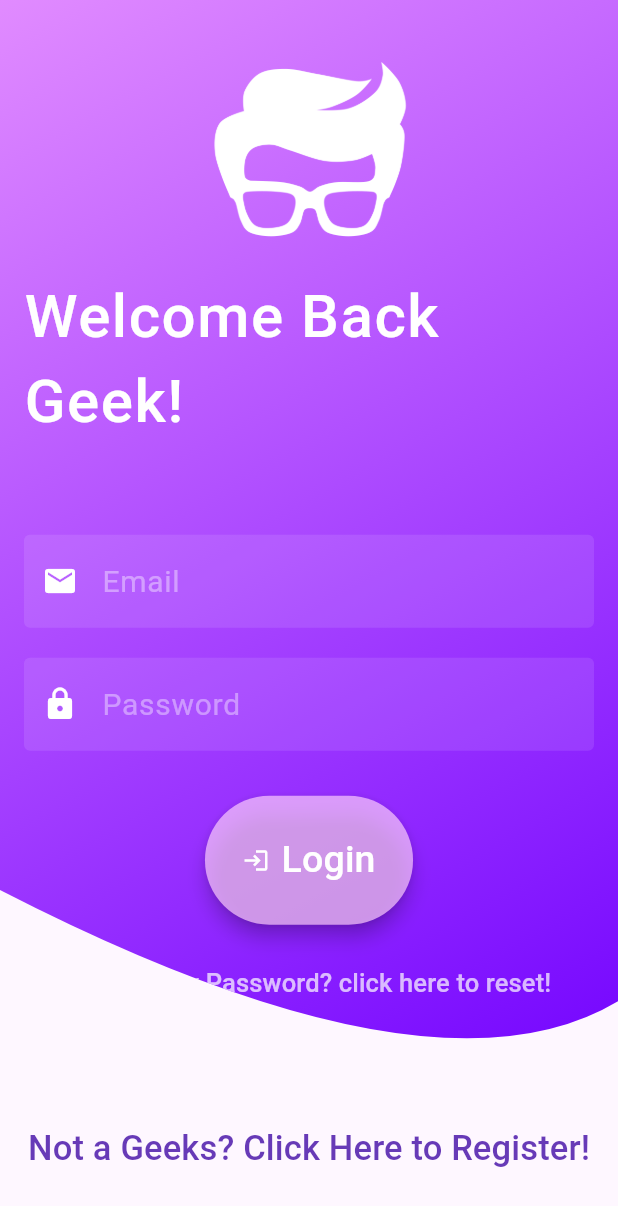
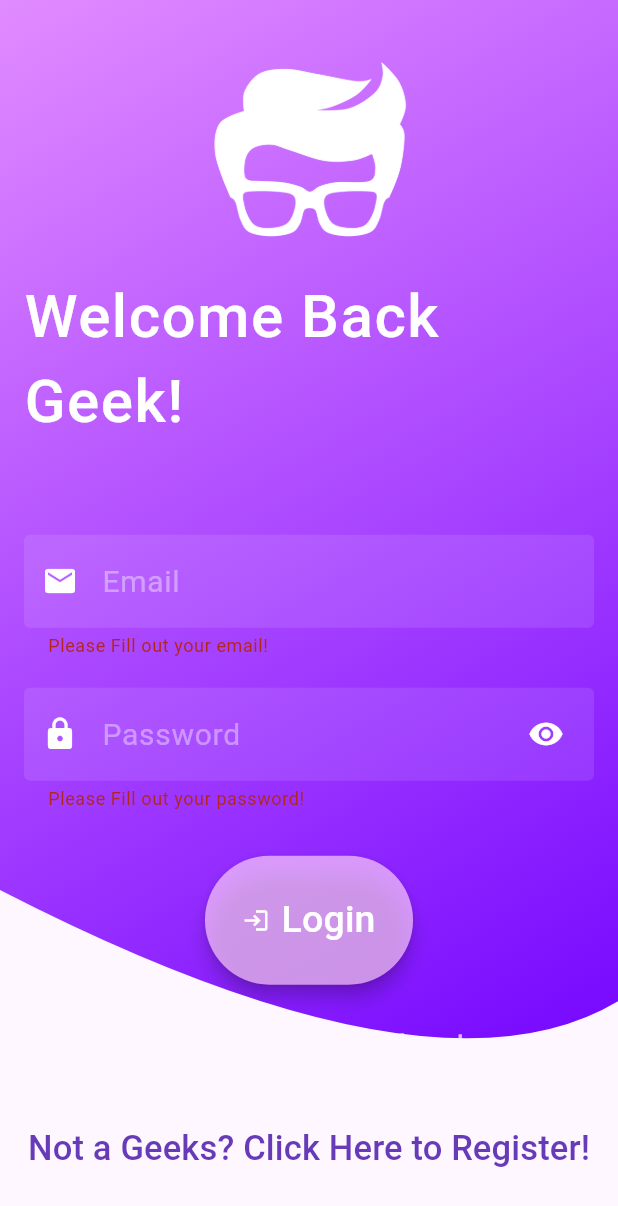
Before and after one commit to KuroiiDev/geeks_forUser, a Flutter app: the screen it shows after launch, after a tap on "Login", on a phone screen of 412 x 824 dp. Shown: the top 1206 px of the screen. Run offline on Flutter 3.47's test engine with Material 3 defaults, Android fonts, the phone set to English and light mode, and no system bars; our stand-ins replace dio, email_validator, get, get_storage, google_fonts, pretty_dio_logger; Roboto replaces fonts that are missing (Alata).

Commit message:
Re design login_view.dart dan login_controller.dart

```diff
--- a/lib/app/constant/endpoint.dart
+++ b/lib/app/data/constant/endpoint.dart
@@ -1,10 +1,12 @@
 class Endpoint {
-  //static const String baseUrlApi = "https://api-perpustakaan.abadjayasenantiasa.com/api/v1/user/";
+  static const String baseUrlApi = "http://192.168.1.12:8000/api/user/";
 
 
-  /*
+
   static const String register = "${baseUrlApi}register";
   static const String login = "${baseUrlApi}login";
+
+  /*
   static const String book = "${baseUrlApi}book";
   static const String koleksi = "${baseUrlApi}koleksi";
   static const String pinjam = "${baseUrlApi}pinjam";
--- /dev/null
+++ b/lib/app/data/model/response_login_post.dart
@@ -0,0 +1,28 @@
+/// status : true
+/// message : "Login Successfully"
+/// token : "6|bXd4QJ7xf7ojBrWZe0NlqSkHxydBoCtYyyoDq9zbb69da588"
+
+class ResponseLoginPost {
+  ResponseLoginPost({
+      this.status,
+      this.message,
+      this.token,});
+
+  ResponseLoginPost.fromJson(dynamic json) {
+    status = json['status'];
+    message = json['message'];
+    token = json['token'];
+  }
+  bool? status;
+  String? message;
+  String? token;
+
+  Map<String, dynamic> toJson() {
+    final map = <String, dynamic>{};
+    map['status'] = status;
+    map['message'] = message;
+    map['token'] = token;
+    return map;
+  }
+
+}
--- a/lib/app/provider/storage_provider.dart
+++ b/lib/app/data/provider/storage_provider.dart
@@ -25,4 +25,5 @@ class StorageProvider {
 class StorageKey {
   static const String status = "status";
   static const String idUser = "idUser";
+  static const String apiToken = "apiToken";
 }
--- a/lib/app/modules/login/controllers/login_controller.dart
+++ b/lib/app/modules/login/controllers/login_controller.dart
@@ -1,5 +1,15 @@
+import 'dart:developer';
+
 import 'package:flutter/cupertino.dart';
+import 'package:flutter/material.dart';
+import 'package:geek/app/data/model/response_login_post.dart';
 import 'package:get/get.dart';
+import 'package:dio/dio.dart' as dio;
+
+import '../../../data/constant/endpoint.dart';
+import '../../../data/provider/api_provider.dart';
+import '../../../data/provider/storage_provider.dart';
+import '../../../routes/app_pages.dart';
 
 class LoginController extends GetxController {
   final loading = false.obs;
@@ -16,6 +26,11 @@ class LoginController extends GetxController {
   @override
   void onReady() {
     super.onReady();
+    String status = StorageProvider.read(StorageKey.status);
+    log("status : $status");
+    if (status == "logged"){
+      Get.offAllNamed(Routes.HOME);
+    }
   }
 
   @override
@@ -23,5 +38,37 @@ class LoginController extends GetxController {
     super.onClose();
   }
 
-  void increment() => count.value++;
+  login() async {
+    loading(true);
+    try {
+      FocusScope.of(Get.context!).unfocus();
+      formKey.currentState?.save();
+      if (formKey.currentState!.validate()) {
+        final response = await ApiProvider.instance().post(Endpoint.login,data: dio.FormData.fromMap({
+          "email": emailController.text.toString(),
+          "password": passwordController.text.toString()}));
+        if (response.statusCode == 200) {
+          ResponseLoginPost responseLogin = ResponseLoginPost.fromJson(response.data);
+          await StorageProvider.write(StorageKey.idUser, responseLogin.token.toString());
+          await StorageProvider.write(StorageKey.status, "logged");
+          Get.snackbar("Success", "Login Success!", backgroundColor: Colors.green);
+          Get.offAllNamed(Routes.HOME);
+        } else {
+          Get.snackbar("Sorry", "Login Failed!", backgroundColor: Colors.orange);
+        }
+      }
+      loading(false);
+    }on dio.DioException catch(e) {
+      loading(false);
+      if (e.response != null){
+        if (e.response?.data != null){
+          Get.snackbar("Sorry", "${e.response?.data['message']}", backgroundColor: Colors.orange);
+        }
+      } else {
+        Get.snackbar("Sorry", e.message ?? "", backgroundColor: Colors.red);
+      }
+    }catch (e) {loading(false);
+    Get.snackbar("Error", e.toString(), backgroundColor: Colors.red);
+    }
+  }
 }
--- a/lib/app/modules/login/views/login_view.dart
+++ b/lib/app/modules/login/views/login_view.dart
@@ -1,5 +1,6 @@
 import 'package:flutter/material.dart';
 import 'package:geek/app/widgets/custom_clipper.dart';
+import 'package:email_validator/email_validator.dart';
 
 import 'package:get/get.dart';
 import 'package:google_fonts/google_fonts.dart';
@@ -122,16 +123,26 @@ class LoginView extends GetView<LoginController> {
       validator: (value){
         if (value!.isEmpty){
           return "Please Fill out your email!";
+        }else if (!EmailValidator.validate(value.toString())){
+          return "Invalid Email Address";
         }
         return null;
       },
     );
   }
   Widget _buildPasswordField(TextEditingController controller){
+    bool isObscured = true;
     return TextFormField(
       controller: controller,
       style: GoogleFonts.alata(color: Colors.white, fontSize: 20),
       decoration: InputDecoration(
+        suffixIcon: IconButton(
+          padding: EdgeInsets.symmetric(horizontal: 20.0),
+          icon: isObscured ? Icon(Icons.visibility, color: Colors.white,) : Icon(Icons.visibility_off, color: Colors.white,),
+          onPressed: () {
+            isObscured = !isObscured;
+          },
+        ),
         hintText: "Password",
         hintStyle: GoogleFonts.alata(color: Colors.white.withOpacity(0.4), fontSize: 20),
         prefixIcon: Icon(
@@ -153,7 +164,7 @@ class LoginView extends GetView<LoginController> {
   }
   Widget _BuildButtonLogin(){
     return ElevatedButton.icon(
-      onPressed: (){},
+      onPressed: (){controller.login();},
       label: Text("Login", style: GoogleFonts.alata(color: Colors.white, fontSize: 25)),
       icon: Icon(Icons.login, color: Colors.white),
       style: ElevatedButton.styleFrom(
--- a/pubspec.yaml
+++ b/pubspec.yaml
@@ -14,6 +14,7 @@ dependencies:
   flutter:
     sdk: flutter
   google_fonts: ^6.1.0
+  email_validator: ^2.1.17
 
 dev_dependencies:
   flutter_lints: ^2.0.0
```
Also changed, not shown: lib/app/data/provider/api_provider.dart (renamed from lib/app/provider/api_provider.dart), pubspec.lock.
